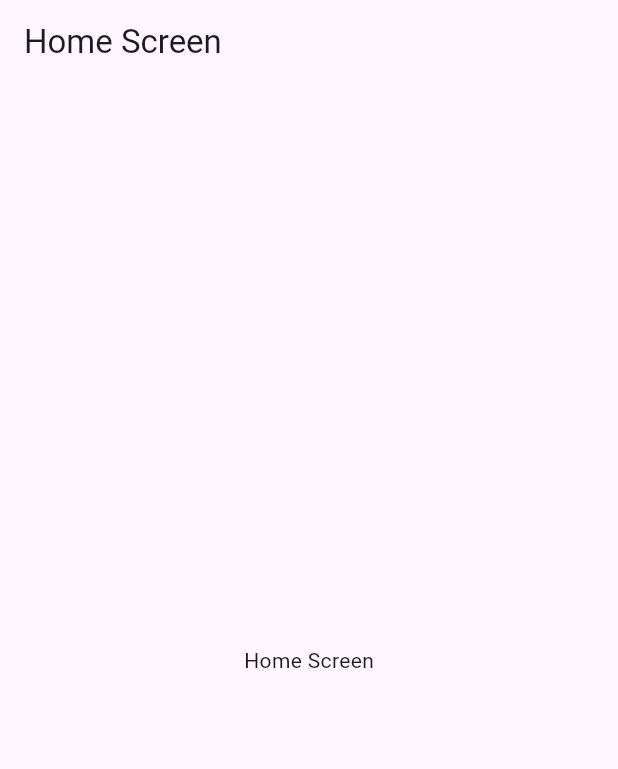
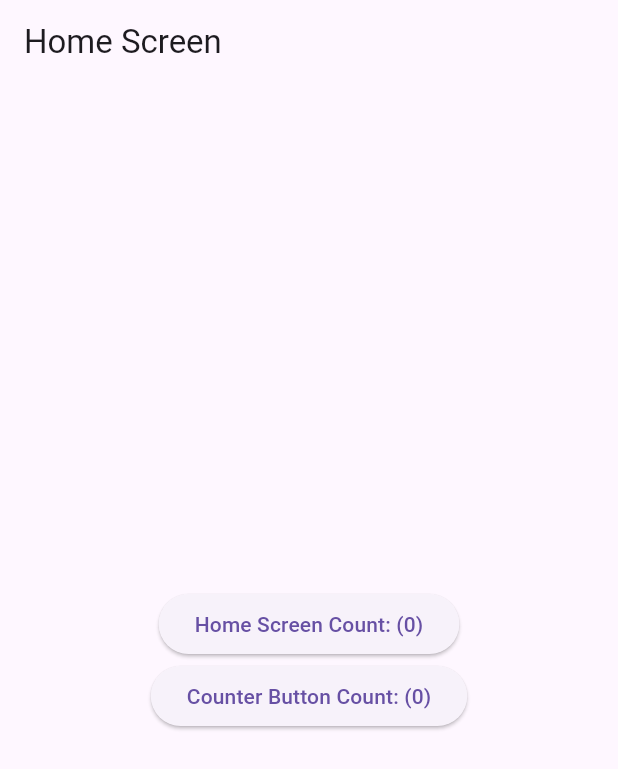
Before and after one commit to hide0621/flutter_dev_book_performance_optimisation, a Flutter app: the screen it shows after launch, on a phone screen of 412 x 824 dp. Shown: the top 769 px of the screen. Run offline on Flutter 3.47's test engine with Material 3 defaults, Android fonts, the phone set to English and light mode, and no system bars.

Commit message:
StatefulWidgetとStatefulWidgetのStateのライフサイクルの違いを表すコードを書いてみた

```diff
--- a/lib/main.dart
+++ b/lib/main.dart
@@ -1,30 +1,95 @@
 import 'package:flutter/material.dart';
 
 void main() {
-  runApp(const MaterialApp(
+  runApp(MaterialApp(
     home: HomeScreen(),
   ));
 }
 
-class HomeScreen extends StatelessWidget {
-  const HomeScreen({super.key});
+// class HomeScreen extends StatelessWidget {
+//   const HomeScreen({super.key});
+//
+//   /// BuildContext = Elementというクラス
+//   @override
+//   Widget build(BuildContext context) {
+//     /// [findAncestorWidgetOfExactType]
+//     /// 現在のウィジェットから見て最も近い親方向にある、指定されたタイプTのウィジェットインスタンスを返す
+//     /// もし指定されたタイプのウィジェットが見つからなければ、nullを返す
+//     final materialApp = context.findAncestorWidgetOfExactType<MaterialApp>();
+//     print(materialApp); // MaterialApp
+//
+//     return Scaffold(
+//       appBar: AppBar(
+//         title: const Text('Home Screen'),
+//       ),
+//       body: const Center(
+//         child: Text('Home Screen'),
+//       ),
+//     );
+//   }
+// }
 
-  /// BuildContext = Elementというクラス
+class HomeScreen extends StatefulWidget {
+  HomeScreen({super.key}) {
+    debugPrint('HomeScreen constructor');
+  }
+
+  @override
+  State createState() => _HomeScreenState();
+}
+
+class _HomeScreenState extends State<HomeScreen> {
+  int _counter = 0;
+
   @override
   Widget build(BuildContext context) {
-    /// [findAncestorWidgetOfExactType]
-    /// 現在のウィジェットから見て最も近い親方向にある、指定されたタイプTのウィジェットインスタンスを返す
-    /// もし指定されたタイプのウィジェットが見つからなければ、nullを返す
-    final materialApp = context.findAncestorWidgetOfExactType<MaterialApp>();
-    print(materialApp); // MaterialApp
-
+    debugPrint('CounterButton build');
     return Scaffold(
       appBar: AppBar(
         title: const Text('Home Screen'),
       ),
-      body: const Center(
-        child: Text('Home Screen'),
+      body: Center(
+        child: Column(
+          mainAxisAlignment: MainAxisAlignment.center,
+          children: [
+            ElevatedButton(
+              child: Text('Home Screen Count: ($_counter)'),
+              onPressed: () {
+                setState(() {
+                  _counter++;
+                });
+              },
+            ),
+            CounterButton(),
+          ],
+        ),
       ),
     );
   }
 }
+
+class CounterButton extends StatefulWidget {
+  CounterButton({super.key}) {
+    debugPrint('CounterButton constructor');
+  }
+
+  @override
+  State createState() => _CounterButtonState();
+}
+
+class _CounterButtonState extends State<CounterButton> {
+  int _counter = 0;
+
+  @override
+  Widget build(BuildContext context) {
+    debugPrint('CounterButton build');
+    return ElevatedButton(
+      onPressed: () {
+        setState(() {
+          _counter++;
+        });
+      },
+      child: Text('Counter Button Count: ($_counter)'),
+    );
+  }
+}
```
